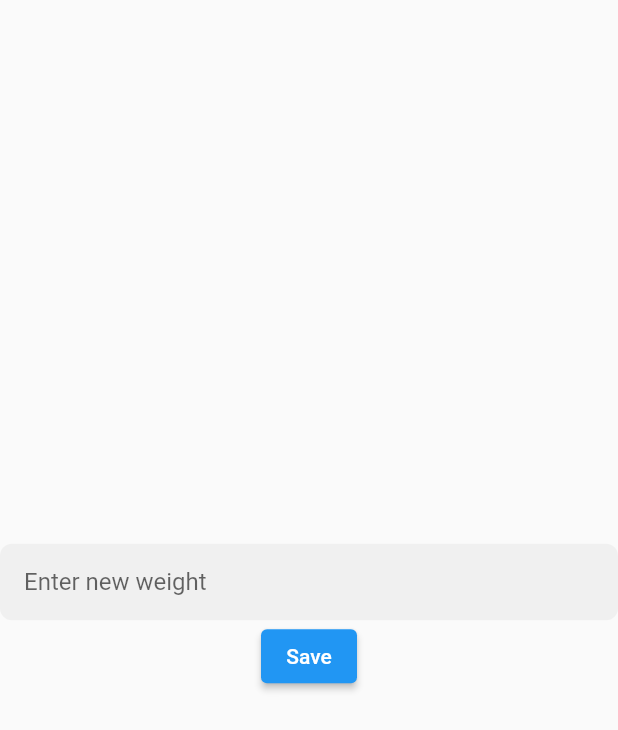
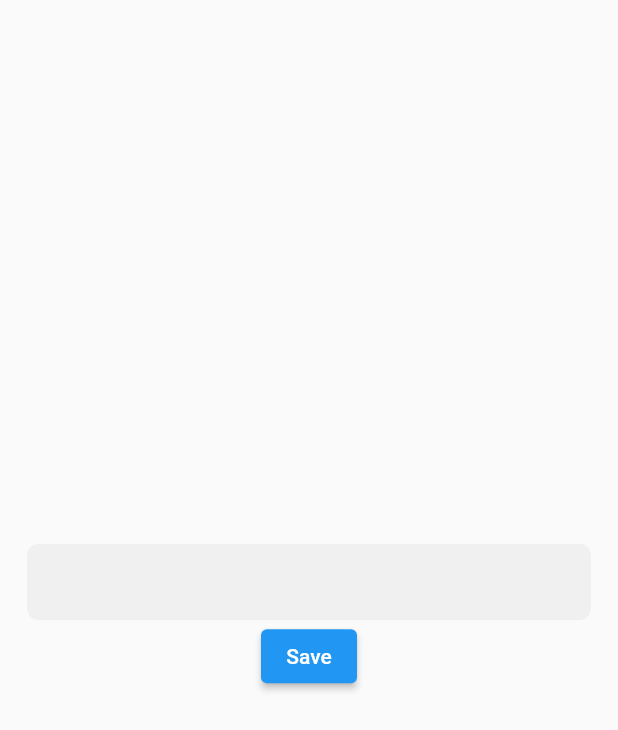
Before and after one commit to tyanochkuby/Wodobro, a Flutter app: the SettingsPage screen opened directly, on a phone screen of 412 x 824 dp. Shown: the top 730 px of the screen. Run offline on Flutter 3.47's test engine with Material 2 defaults, Android fonts, the phone set to English and light mode, and no system bars; our stand-ins replace blurrycontainer, cloud_firestore, firebase_auth, firebase_core, flutter_heatmap_calendar, flutter_local_notifications and 14 more; missing offline and left inert: circular_chart_flutter, dart:ffi, workmanager; accounts and stored records are empty; statements that could not run were skipped.

Commit message:
text field edited

```diff
--- a/lib/presentation/pages/settings.dart
+++ b/lib/presentation/pages/settings.dart
@@ -21,13 +21,15 @@ class SettingsPage extends StatelessWidget {
       body: Column(
         mainAxisAlignment: MainAxisAlignment.center,
         children: [
-          WodobroTextField(
-            controller: weightController,
-            hintText: 'Enter new weight',
-            keyboardType: TextInputType.number,
-            inputFormatters: [
-              FilteringTextInputFormatter.allow(RegExp(r"[\d]"))
-            ],
+          Padding(
+            padding: const EdgeInsets.symmetric(horizontal: 18.0),
+            child: WodobroTextField(
+              controller: weightController,
+              keyboardType: TextInputType.number,
+              inputFormatters: [
+                FilteringTextInputFormatter.allow(RegExp(r"[\d]"))
+              ],
+            ),
           ),
           ElevatedButton(
             onPressed: () {
--- a/lib/presentation/widgets/wodobro_text_field.dart
+++ b/lib/presentation/widgets/wodobro_text_field.dart
@@ -44,7 +44,7 @@ class WodobroTextField extends StatelessWidget{
   const WodobroTextField({
     super.key,
     required this.controller,
-    required this.hintText,
+    this.hintText,
     required this.keyboardType,
     this.validator,
     this.onChanged,
@@ -53,7 +53,7 @@ class WodobroTextField extends StatelessWidget{
     this.inputFormatters,
   });
   final TextEditingController controller;
-  final String hintText;
+  final String? hintText;
   final String? Function(String?)? validator;
   final void Function(String)? onChanged;
   final String? label;
```
Also changed, not shown: lib/presentation/home_page.dart (+8 -1 lines).
